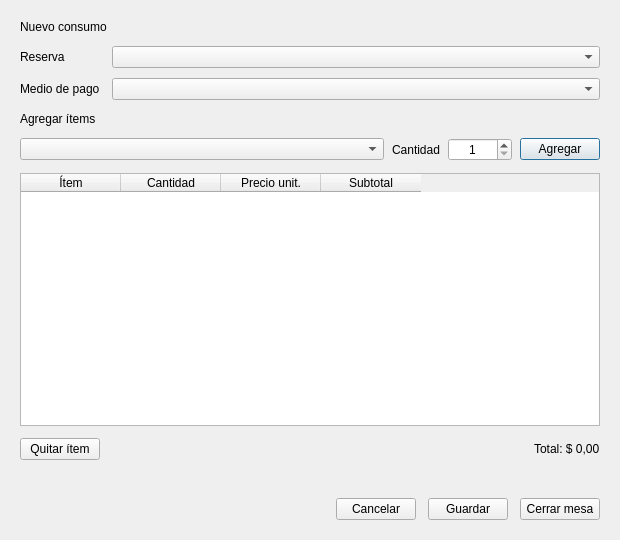
Before: the Qt Designer form vista/consumo/consumo_form.ui in segovia-gabriel/ProyectoFinal-PracticasII, drawn with Qt 5.
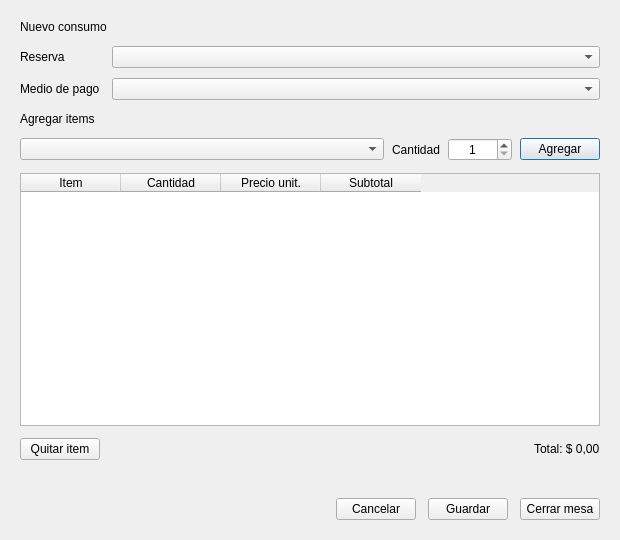
After: the same form once the commit is applied.

Patch:
```diff
--- a/vista/consumo/consumo_form.ui
+++ b/vista/consumo/consumo_form.ui
@@ -72,7 +72,7 @@
    <item>
     <widget class="QLabel" name="label_agregar">
      <property name="text">
-      <string>Agregar ítems</string>
+      <string>Agregar items</string>
      </property>
     </widget>
    </item>
@@ -148,7 +148,7 @@
      </property>
      <column>
       <property name="text">
-       <string>Ítem</string>
+       <string>Item</string>
       </property>
      </column>
      <column>
@@ -173,7 +173,7 @@
      <item>
       <widget class="QPushButton" name="pushButton_quitar">
        <property name="text">
-        <string>Quitar ítem</string>
+        <string>Quitar item</string>
        </property>
       </widget>
      </item>
```
